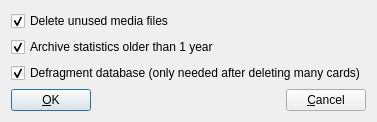
First picture: the form in mnemosyne/mnemosyne/pyqt_ui/compact_database_dlg.ui, repository mnemosyne-proj/mnemosyne, before the edit.
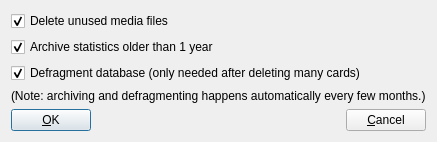
Second picture: the form after the edit.

Commit message: UI for background archiving.

```diff
--- a/mnemosyne/mnemosyne/pyqt_ui/compact_database_dlg.ui
+++ b/mnemosyne/mnemosyne/pyqt_ui/compact_database_dlg.ui
@@ -6,8 +6,8 @@
    <rect>
     <x>0</x>
     <y>0</y>
-    <width>344</width>
-    <height>114</height>
+    <width>398</width>
+    <height>133</height>
    </rect>
   </property>
   <property name="windowTitle">
@@ -46,6 +46,13 @@
        </property>
       </widget>
      </item>
+     <item>
+      <widget class="QLabel" name="label">
+       <property name="text">
+        <string>(Note: archiving and defragmenting happens automatically every few months.)</string>
+       </property>
+      </widget>
+     </item>
      <item>
       <layout class="QHBoxLayout" name="horizontalLayout">
        <item>
```
The commit also changes 14 other files.
